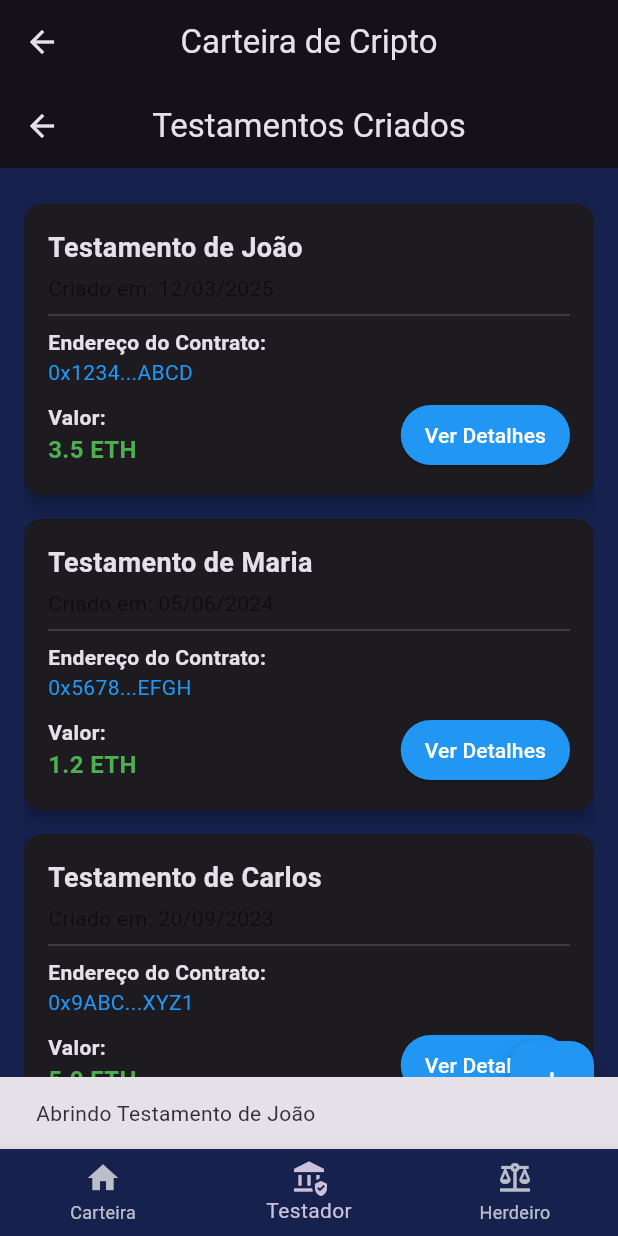
After one commit to FelipeLemosBellini/tcc_heranca, a Flutter app: the HomeView screen opened by its route, item 2 of the bottom bar chosen, after a tap on "Ver Detalhes", on a phone screen of 412 x 824 dp. The commit adds this screen. Run offline on Flutter 3.47's test engine with Material 3 defaults, Android fonts, the phone set to English and light mode, and no system bars; our stand-ins replace cloud_firestore, device_preview, firebase_auth, firebase_core, fpdart, get_it and 2 more; accounts and stored records are empty.

Commit message:
feature homeView

```diff
--- a/lib/core/routers/routers.dart
+++ b/lib/core/routers/routers.dart
@@ -3,6 +3,7 @@ import 'package:flutter/material.dart';
 import 'package:go_router/go_router.dart';
 import 'package:tcc/ui/features/create_account/create_account_view.dart';
 import 'package:tcc/ui/features/forgot_password/forgot_password_view.dart';
+import 'package:tcc/ui/features/home/home_view.dart';
 import 'package:tcc/ui/features/login/login_view.dart';
 import 'package:tcc/ui/widgets/material_widgets/material_design_view.dart';
 
@@ -65,7 +66,7 @@ abstract class RouterApp {
           GoRoute(
             path: home,
             builder: (BuildContext context, GoRouterState state) {
-              return const Scaffold();
+              return const HomeView();
             },
           ),
         ],
--- a/lib/main.dart
+++ b/lib/main.dart
@@ -20,6 +20,6 @@ void main() async {
   DI.setDependencies();
   runApp(DevicePreview(
     enabled: true,
-    builder: (context) => const MyApp(),
+    builder: (context) => MyApp(),
   ));
 }
--- a/lib/ui/features/home/home_view.dart
+++ b/lib/ui/features/home/home_view.dart
@@ -1,4 +1,6 @@
 import 'package:flutter/material.dart';
+import 'package:tcc/ui/features/testador/testador_view.dart';
+import 'package:tcc/ui/helpers/app_colors.dart';
 
 class HomeView extends StatefulWidget {
   const HomeView({super.key});
@@ -8,8 +10,102 @@ class HomeView extends StatefulWidget {
 }
 
 class _HomeViewState extends State<HomeView> {
+  int _selectedIndex = 0;
+
+  final List<Widget> _screens = [
+    const CarteiraScreen(),
+    const TestadorView(),
+    const HerdeiroScreen(),
+  ];
+
+  void _onItemTapped(int index) {
+    setState(() {
+      _selectedIndex = index;
+    });
+  }
+
   @override
   Widget build(BuildContext context) {
-    return const Placeholder();
+    return Scaffold(
+      appBar: AppBar(title: const Text('Carteira de Cripto'), centerTitle: true),
+      body:
+      IndexedStack(children: _screens, index: _selectedIndex),
+      bottomNavigationBar: BottomNavigationBar(
+        currentIndex: _selectedIndex,
+        onTap: _onItemTapped,
+        backgroundColor: AppColors.background,
+        items: const [
+          BottomNavigationBarItem(
+            icon: Icon(Icons.home),
+            label: 'Carteira',
+          ),
+          BottomNavigationBarItem(
+            icon: Icon(Icons.assured_workload),
+            label: 'Testador',
+          ),
+          BottomNavigationBarItem(
+            icon: Icon(Icons.balance),
+            label: 'Herdeiro',
+          ),
+        ],
+      ),
+    );
   }
 }
+
+class CarteiraScreen extends StatelessWidget {
+  const CarteiraScreen({super.key});
+
+  final String enderecoUsuario = "0x1234...ABCD";
+  final double saldoEth = 2.345;
+
+  @override
+  Widget build(BuildContext context) {
+    return Padding(
+      padding: const EdgeInsets.all(16.0),
+      child: Card(
+        elevation: 4,
+        shape: RoundedRectangleBorder(borderRadius: BorderRadius.circular(12)),
+        child: Padding(
+          padding: const EdgeInsets.all(16.0),
+          child: Column(
+            crossAxisAlignment: CrossAxisAlignment.start,
+            mainAxisSize: MainAxisSize.min, // Para evitar overflow
+            children: [
+              const Text(
+                "Saldo da Conta",
+                style: TextStyle(fontSize: 16, fontWeight: FontWeight.bold),
+              ),
+              const SizedBox(height: 8),
+              Text(
+                "$saldoEth ETH",
+                style: const TextStyle(
+                    fontSize: 24, fontWeight: FontWeight.bold, color: Colors.blue),
+              ),
+              const Divider(),
+              const SizedBox(height: 8),
+              const Text(
+                "Endereço da Carteira",
+                style: TextStyle(fontSize: 16, fontWeight: FontWeight.bold),
+              ),
+              const SizedBox(height: 4),
+              Text(
+                enderecoUsuario,
+                style: const TextStyle(fontSize: 14, color: Colors.blueAccent),
+              ),
+            ],
+          ),
+        ),
+      ),
+    );
+  }
+}
+
+class HerdeiroScreen extends StatelessWidget {
+  const HerdeiroScreen({super.key});
+
+  @override
+  Widget build(BuildContext context) {
+    return const Center(child: Text("Herdeiro Screen"));
+  }
+}
--- /dev/null
+++ b/lib/ui/features/testador/testador_view.dart
@@ -0,0 +1,120 @@
+import 'package:flutter/material.dart';
+
+class TestadorView extends StatelessWidget {
+  const TestadorView({super.key});
+
+  @override
+  Widget build(BuildContext context) {
+    final List<Map<String, String>> testamentos = [
+      {
+        "titulo": "Testamento de João",
+        "data": "12/03/2025",
+        "endereco": "0x1234...ABCD",
+        "valor": "3.5 ETH"
+      },
+      {
+        "titulo": "Testamento de Maria",
+        "data": "05/06/2024",
+        "endereco": "0x5678...EFGH",
+        "valor": "1.2 ETH"
+      },
+      {
+        "titulo": "Testamento de Carlos",
+        "data": "20/09/2023",
+        "endereco": "0x9ABC...XYZ1",
+        "valor": "5.0 ETH"
+      },
+    ];
+
+    return Scaffold(
+      appBar: AppBar(title: const Text('Testamentos Criados'), centerTitle: true),
+      body: Padding(
+        padding: const EdgeInsets.all(16.0),
+        child: ListView.builder(
+          itemCount: testamentos.length,
+          itemBuilder: (context, index) {
+            final testamento = testamentos[index];
+
+            return Card(
+              elevation: 4,
+              margin: const EdgeInsets.symmetric(vertical: 8),
+              shape: RoundedRectangleBorder(borderRadius: BorderRadius.circular(12)),
+              child: Padding(
+                padding: const EdgeInsets.all(16.0),
+                child: Column(
+                  crossAxisAlignment: CrossAxisAlignment.start,
+                  children: [
+                    Text(
+                      testamento["titulo"]!,
+                      style: const TextStyle(fontSize: 18, fontWeight: FontWeight.bold),
+                    ),
+                    const SizedBox(height: 4),
+                    Text(
+                      "Criado em: ${testamento["data"]}",
+                      style: const TextStyle(color: Colors.black54),
+                    ),
+                    const Divider(),
+
+                    const Text(
+                      "Endereço do Contrato:",
+                      style: TextStyle(fontWeight: FontWeight.bold),
+                    ),
+                    Text(
+                      testamento["endereco"]!,
+                      style: const TextStyle(fontSize: 14, color: Colors.blue),
+                    ),
+                    const SizedBox(height: 8),
+
+                    Row(
+                      mainAxisAlignment: MainAxisAlignment.spaceBetween,
+                      children: [
+                        Column(
+                          crossAxisAlignment: CrossAxisAlignment.start,
+                          children: [
+                            const Text(
+                              "Valor:",
+                              style: TextStyle(fontWeight: FontWeight.bold),
+                            ),
+                            Text(
+                              testamento["valor"]!,
+                              style: const TextStyle(fontSize: 16, color: Colors.green, fontWeight: FontWeight.bold),
+                            ),
+                          ],
+                        ),
+
+                        ElevatedButton(
+                          onPressed: () {
+                            ScaffoldMessenger.of(context).showSnackBar(
+                              SnackBar(content: Text("Abrindo ${testamento["titulo"]}")),
+                            );
+                          },
+                          style: ElevatedButton.styleFrom(
+                            backgroundColor: Colors.blue,
+                            foregroundColor: Colors.white,
+                            padding: const EdgeInsets.symmetric(horizontal: 16, vertical: 8),
+                          ),
+                          child: const Text("Ver Detalhes"),
+                        ),
+                      ],
+                    ),
+                  ],
+                ),
+              ),
+            );
+          },
+        ),
+      ),
+
+      floatingActionButton: FloatingActionButton(
+        onPressed: () {
+          ScaffoldMessenger.of(context).showSnackBar(
+            const SnackBar(content: Text("Adicionar novo testamento")),
+          );
+        },
+        backgroundColor: Colors.blue,
+        child: const Icon(Icons.add, color: Colors.white),
+      ),
+      floatingActionButtonLocation: FloatingActionButtonLocation.endFloat,
+    );
+  }
+}
```
